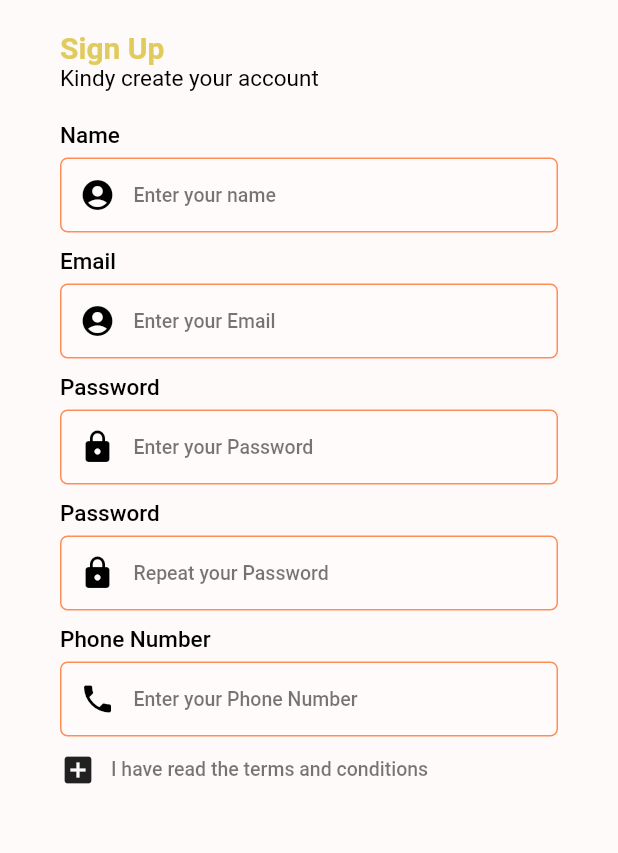
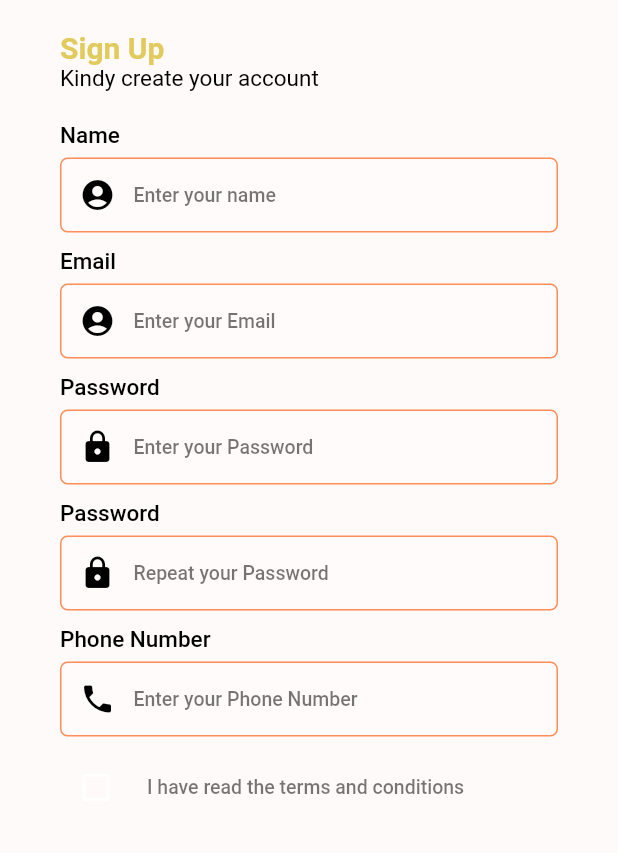
Before and after one commit to Tosin8/yummy_mobile, a Flutter app: the screen it shows after launch, on a phone screen of 412 x 824 dp, the part 153-1006 px from its top. Run offline on Flutter 3.47's test engine with Material 2 defaults, Android fonts, the phone set to English and light mode, and no system bars; our stand-ins replace font_awesome_flutter, lottie; missing offline and left inert: animator.

Commit message:
Updating with CheckBox

```diff
--- a/lib/screens/form/sign_up/sign_up.dart
+++ b/lib/screens/form/sign_up/sign_up.dart
@@ -58,8 +58,16 @@ class _SignUpState extends State<SignUp> {
                     const SizedBox(height: 10),
                     Row(
                       children: [
-                        Icon(Icons.add_box),
-                        SizedBox(width: 10),
+                        Theme(
+                            data:
+                                ThemeData(unselectedWidgetColor: Colors.white),
+                            child: Checkbox(
+                              value: false,
+                              checkColor: Colors.green,
+                              activeColor: Colors.white,
+                              onChanged: (value) {},
+                            )),
+                        const SizedBox(width: 10),
                         GestureDetector(
                             onTap: () {
                               print('Tapped');
@@ -67,7 +75,8 @@ class _SignUpState extends State<SignUp> {
                             child: const Text(
                               'I have read the terms and conditions',
                               style: kFormLabelTextStyle,
-                            ))
+                            )),
+                        const SizedBox(height: 10),
                       ],
                     )
                   ],
```
